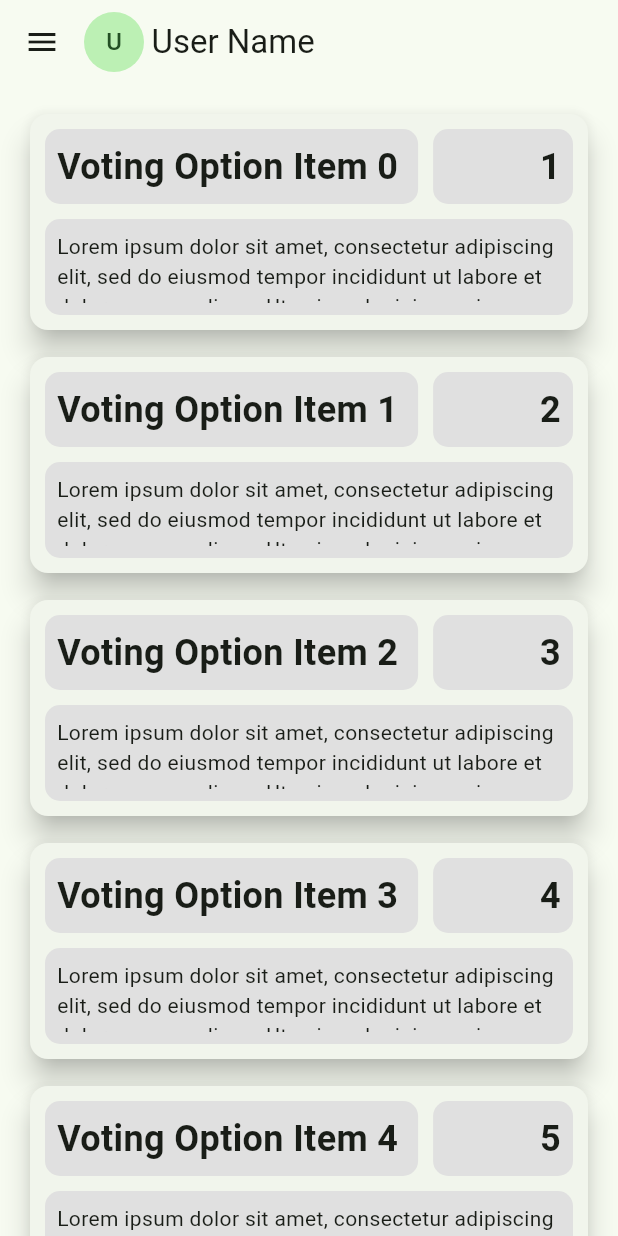
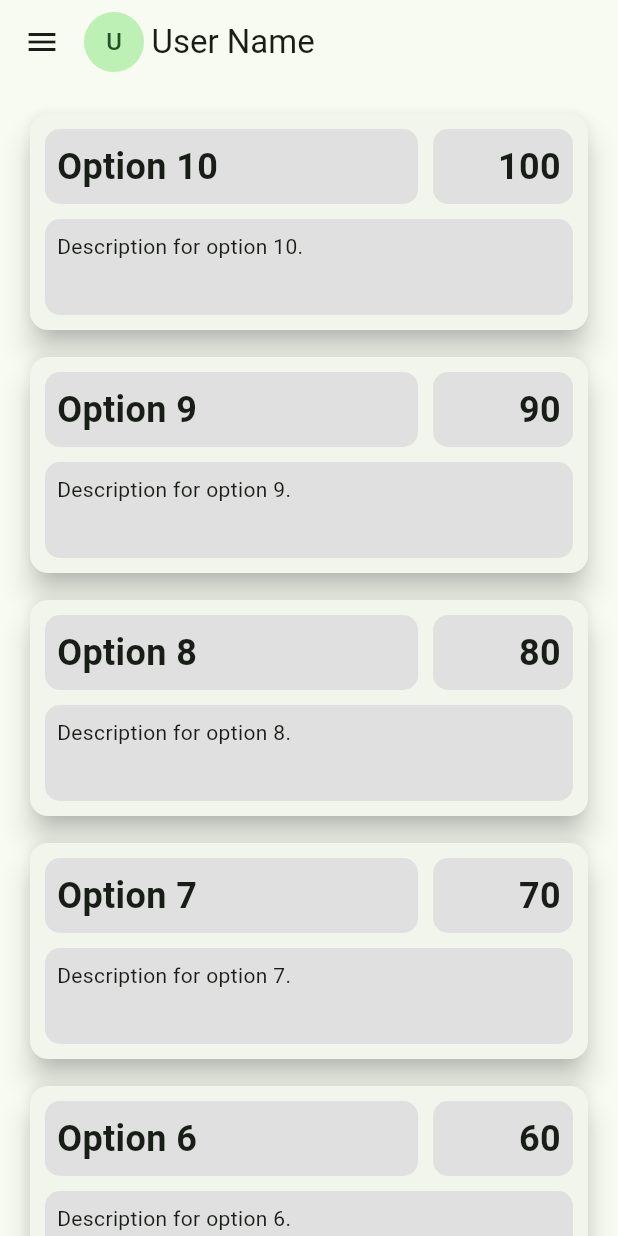
Before and after one commit to tanaponpiti/voter, a Flutter app: the screen it shows after launch, after a tap on "Login", on a phone screen of 412 x 824 dp. Run offline on Flutter 3.47's test engine with Material 3 defaults, Android fonts, the phone set to English and light mode, and no system bars; our stand-ins replace flutter_secure_storage; missing offline and left inert: dart:html.

Commit message:
+add local vote logic +add vote choice model

```diff
--- /dev/null
+++ b/lib/model/vote_choice.dart
@@ -0,0 +1,50 @@
+class VoteChoice {
+  final String id;
+  int voteCount;
+  final String name;
+  final String description;
+
+  VoteChoice({
+    required this.id,
+    this.voteCount = 0,
+    required this.name,
+    required this.description,
+  });
+
+  Map<String, dynamic> toMap() {
+    return {
+      'id': id,
+      'voteCount': voteCount,
+      'name': name,
+      'description': description,
+    };
+  }
+
+  factory VoteChoice.fromMap(Map<String, dynamic> map) {
+    return VoteChoice(
+      id: map['id'],
+      voteCount: map['voteCount'],
+      name: map['name'],
+      description: map['description'],
+    );
+  }
+
+  VoteChoice copyWith({
+    String? id,
+    int? voteCount,
+    String? name,
+    String? description,
+  }) {
+    return VoteChoice(
+      id: id ?? this.id,
+      voteCount: voteCount ?? this.voteCount,
+      name: name ?? this.name,
+      description: description ?? this.description,
+    );
+  }
+
+  @override
+  String toString() {
+    return 'VoteChoice{id: $id, voteCount: $voteCount, name: $name, description: $description}';
+  }
+}
--- a/lib/router/route.dart
+++ b/lib/router/route.dart
@@ -17,13 +17,13 @@ Route<dynamic> onGenerateRoute(RouteSettings settings, BuildContext context) {
   if (!authProvider.isLoggedIn && settings.name != 'login') {
     return MaterialPageRoute(
       builder: (context) => const LoginScreen(),
-      settings: const RouteSettings(name: 'login'),
+      // settings: const RouteSettings(name: 'login'),
     );
   }
   if (authProvider.isLoggedIn && settings.name == 'login') {
     return MaterialPageRoute(
       builder: (context) => const HomeScreen(),
-      settings: const RouteSettings(name: 'vote'),
+      // settings: const RouteSettings(name: 'vote'),
     );
   }
 
@@ -45,6 +45,6 @@ Route<dynamic> onGenerateRoute(RouteSettings settings, BuildContext context) {
   }
   return MaterialPageRoute(
     builder: (context) => const LoginScreen(),
-    settings: const RouteSettings(name: 'login'),
+    // settings: const RouteSettings(name: 'login'),
   );
 }
--- a/lib/view/home/vote_screen.dart
+++ b/lib/view/home/vote_screen.dart
@@ -1,25 +1,67 @@
 import 'package:flutter/material.dart';
+import 'package:voter_app/model/vote_choice.dart';
+import 'package:voter_app/view/widget/confirm_voting_dialog.dart';
 import 'package:voter_app/view/widget/vote_choice_card.dart';
 
 class VoteScreen extends StatefulWidget {
   static const String id = "vote";
   final BoxConstraints constraints;
+
   const VoteScreen({Key? key, required this.constraints}) : super(key: key);
 
   @override
   State<VoteScreen> createState() => _VoteScreenState();
 }
 
+class _VoteScreenState extends State<VoteScreen> {
+  late List<VoteChoice> voteChoiceList;
 
-class _VoteScreenState extends State<VoteScreen> {
   _VoteScreenState();
+
+  _onVoteChoiceClick(VoteChoice voteChoice) {
+    showDialog(
+        context: context,
+        builder: (context) {
+          return ConfirmVotingDialog(
+              voteChoice: voteChoice, onChoiceVote: _onVoteChoiceConfirm);
+        });
+  }
+
+  _onVoteChoiceConfirm(VoteChoice voteChoice) {
+    setState(() {
+      voteChoice.voteCount++;
+      voteChoiceList.sort((a, b) => b.voteCount - a.voteCount);
+    });
+  }
+
+  List<VoteChoice> generateMockVoteChoices() {
+    List<VoteChoice> voteChoices = [];
+    for (int i = 1; i <= 10; i++) {
+      voteChoices.add(VoteChoice(
+        id: 'choice$i',
+        voteCount: i * 10, // Just example data
+        name: 'Option $i',
+        description: 'Description for option $i.',
+      ));
+    }
+    return voteChoices;
+  }
+
+  @override
+  void initState() {
+    super.initState();
+    setState(() {
+      voteChoiceList = generateMockVoteChoices();
+      voteChoiceList.sort((a, b) => b.voteCount - a.voteCount);
+    });
+  }
 
   @override
   Widget build(BuildContext context) {
-    final List<String> items = List<String>.generate(100, (i) => "Item $i");
     const double itemWidth = 300;
     const double spacing = 10;
-    int numColumns = (widget.constraints.maxWidth / (itemWidth + spacing)).floor();
+    int numColumns =
+        (widget.constraints.maxWidth / (itemWidth + spacing)).floor();
     return GridView.builder(
       padding: const EdgeInsets.all(16.0),
       gridDelegate: SliverGridDelegateWithFixedCrossAxisCount(
@@ -28,20 +70,12 @@ class _VoteScreenState extends State<VoteScreen> {
         crossAxisSpacing: spacing,
         mainAxisSpacing: spacing,
       ),
-      itemCount: items.length,
+      itemCount: voteChoiceList.length,
       itemBuilder: (context, index) {
-        return GestureDetector(
-          onTap: () {},
-          child: VoteChoiceCard(
-            name: 'Voting Option ${items[index]}',
-            description:
-            'Lorem ipsum dolor sit amet, consectetur adipiscing elit, '
-                'sed do eiusmod tempor incididunt ut labore et dolore magna aliqua. '
-                'Ut enim ad minim veniam, quis nostrud exercitation ullamco laboris nisi '
-                'ut aliquip ex ea commodo consequat. Duis aute irure dolor in reprehenderit '
-                'in voluptate velit esse cillum dolore eu fugiat',
-            voteCount: index + 1,
-          ),
+        return VoteChoiceCard(
+          index: index,
+          voteChoice: voteChoiceList[index],
+          onChoiceTap: _onVoteChoiceClick,
         );
       },
     );
--- a/lib/view/login/login_screen.dart
+++ b/lib/view/login/login_screen.dart
@@ -49,7 +49,8 @@ class _LoginScreen extends State<LoginScreen> {
                     context,
                     MaterialPageRoute(
                         builder: (context) => const HomeScreen(),
-                        settings: const RouteSettings(name: 'vote')),
+                        // settings: const RouteSettings(name: 'vote')
+                    ),
                   );
                 }
               },
--- a/lib/view/widget/vote_choice_card.dart
+++ b/lib/view/widget/vote_choice_card.dart
@@ -1,15 +1,16 @@
 import 'package:flutter/material.dart';
+import 'package:voter_app/model/vote_choice.dart';
 
 class VoteChoiceCard extends StatelessWidget {
-  final String name;
-  final String description;
-  final int voteCount;
+  final int index;
+  final VoteChoice voteChoice;
+  final Function(VoteChoice)? onChoiceTap;
 
   const VoteChoiceCard(
       {super.key,
-      required this.name,
-      required this.description,
-      this.voteCount = 0});
+      required this.voteChoice,
+      this.onChoiceTap,
+      required this.index});
 
   @override
   Widget build(BuildContext context) {
@@ -36,7 +37,7 @@ class VoteChoiceCard extends StatelessWidget {
                                 borderRadius: BorderRadius.circular(10),
                               ),
                               child: Text(
-                                name,
+                                voteChoice.name,
                                 style: const TextStyle(
                                     fontSize: 24, fontWeight: FontWeight.bold),
                                 overflow: TextOverflow.ellipsis,
@@ -53,7 +54,7 @@ class VoteChoiceCard extends StatelessWidget {
                                 borderRadius: BorderRadius.circular(10),
                               ),
                               child: Text(
-                                voteCount.toString(),
+                                voteChoice.voteCount.toString(),
                                 style: const TextStyle(
                                     fontSize: 24, fontWeight: FontWeight.bold),
                                 textAlign: TextAlign.right,
@@ -66,13 +67,14 @@ class VoteChoiceCard extends StatelessWidget {
                       const SizedBox(height: 10),
                       Expanded(
                         child: Container(
+                          width: double.infinity,
                           padding: const EdgeInsets.all(8.0),
                           decoration: BoxDecoration(
                             color: Colors.grey[300],
                             borderRadius: BorderRadius.circular(10),
                           ),
                           child: Text(
-                            description,
+                            voteChoice.description,
                             style: const TextStyle(fontSize: 14),
                             softWrap: true,
                             maxLines: null,
@@ -88,7 +90,12 @@ class VoteChoiceCard extends StatelessWidget {
             child: ClipRRect(
               borderRadius: BorderRadius.circular(8.0), // Rounded corners
               child: InkWell(
-                onTap: () {},
+                onTap: () {
+                  var callback = onChoiceTap;
+                  if (callback != null) {
+                    callback(voteChoice);
+                  }
+                },
               ),
             ),
           ))
--- a/pubspec.yaml
+++ b/pubspec.yaml
@@ -38,7 +38,6 @@ dependencies:
   provider: ^6.1.1
   flutter_secure_storage: ^9.0.0
   shared_preferences: ^2.2.2
-  fluid_dialog: ^2.0.0
 
 dev_dependencies:
   flutter_test:
```
Also changed, not shown: lib/main.dart (+8 -5 lines), lib/view/widget/confirm_voting_dialog.dart (added, +60 -0 lines), lib/view/widget/home_drawer.dart (+6 -10 lines).
